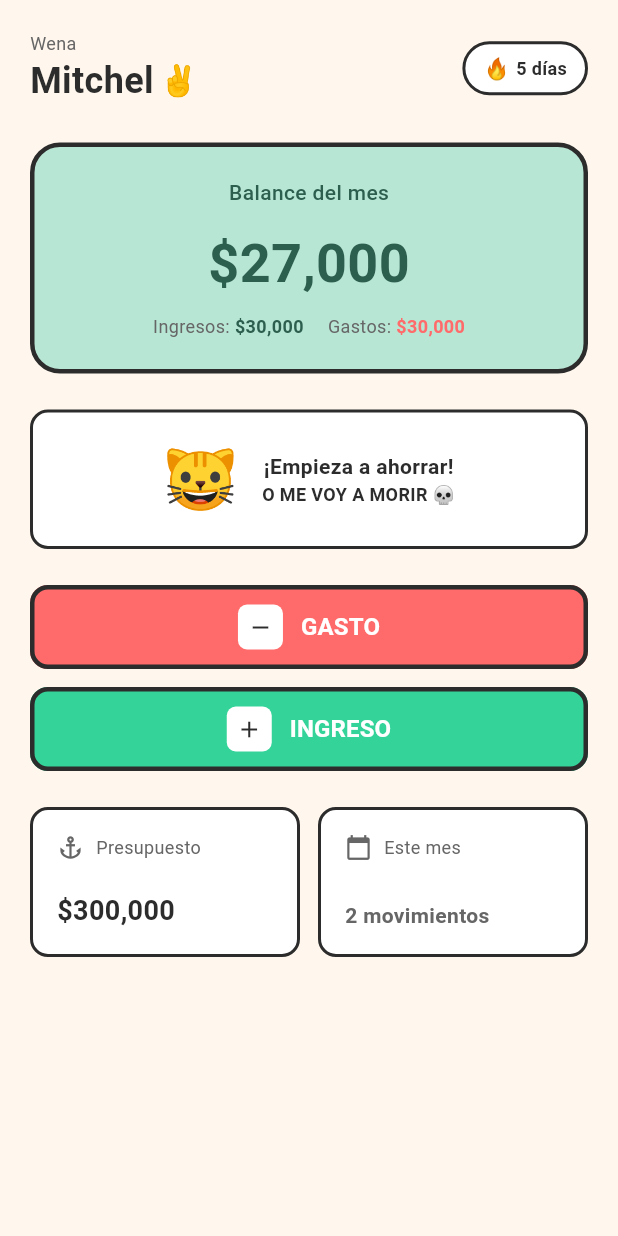
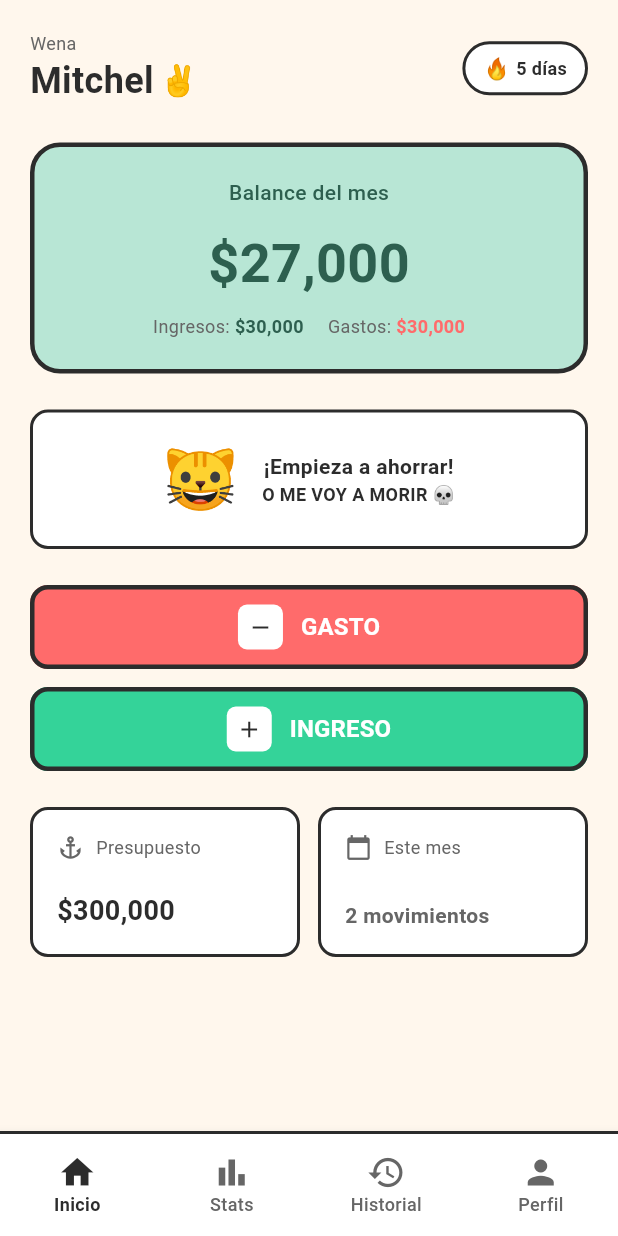
Before and after one commit to michifeli/miauni, a Flutter app: the screen it shows after launch, on a phone screen of 412 x 824 dp. Run offline on Flutter 3.47's test engine with Material 3 defaults, Android fonts, the phone set to English and light mode, and no system bars.

Commit message:
feat(appbar): convert HomeScreen to StatefulWidget and add BottomNavigationBar

```diff
--- a/lib/screens/home_screen.dart
+++ b/lib/screens/home_screen.dart
@@ -5,8 +5,15 @@ import '../widgets/balance_card.dart';
 import '../widgets/action_button.dart';
 import '../widgets/budget_card.dart';
 
-class HomeScreen extends StatelessWidget {
+class HomeScreen extends StatefulWidget {
   const HomeScreen({super.key});
+
+  @override
+  State<HomeScreen> createState() => _HomeScreenState();
+}
+
+class _HomeScreenState extends State<HomeScreen> {
+  int _currentIndex = 0;
 
   @override
   Widget build(BuildContext context) {
@@ -150,6 +157,47 @@ class HomeScreen extends StatelessWidget {
           ),
         ),
       ),
+      bottomNavigationBar: Container(
+        height: 70,
+        decoration: BoxDecoration(
+          border: Border(
+            top: BorderSide(color: AppColors.borderDark, width: 2),
+          ),
+        ),
+        child: BottomNavigationBar(
+          currentIndex: _currentIndex,
+          onTap: (index) {
+            setState(() {
+              _currentIndex = index;
+            });
+          },
+          type: BottomNavigationBarType.fixed,
+          backgroundColor: Colors.white,
+          selectedItemColor: AppColors.textPrimary,
+          unselectedItemColor: AppColors.textSecondary,
+          iconSize: 26,
+          selectedLabelStyle: const TextStyle(
+            fontWeight: FontWeight.w600,
+            fontSize: 12,
+          ),
+          unselectedLabelStyle: const TextStyle(
+            fontWeight: FontWeight.w500,
+            fontSize: 12,
+          ),
+          items: const [
+            BottomNavigationBarItem(icon: Icon(Icons.home), label: 'Inicio'),
+            BottomNavigationBarItem(
+              icon: Icon(Icons.bar_chart),
+              label: 'Stats',
+            ),
+            BottomNavigationBarItem(
+              icon: Icon(Icons.history),
+              label: 'Historial',
+            ),
+            BottomNavigationBarItem(icon: Icon(Icons.person), label: 'Perfil'),
+          ],
+        ),
+      ),
     );
   }
 }
```
